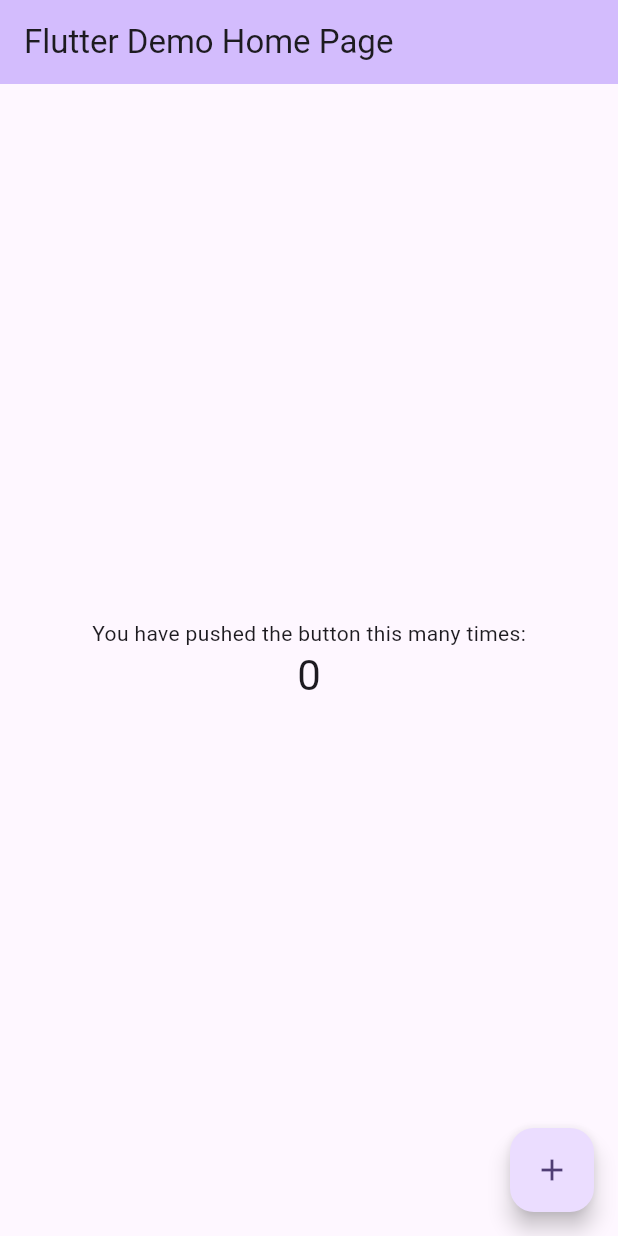
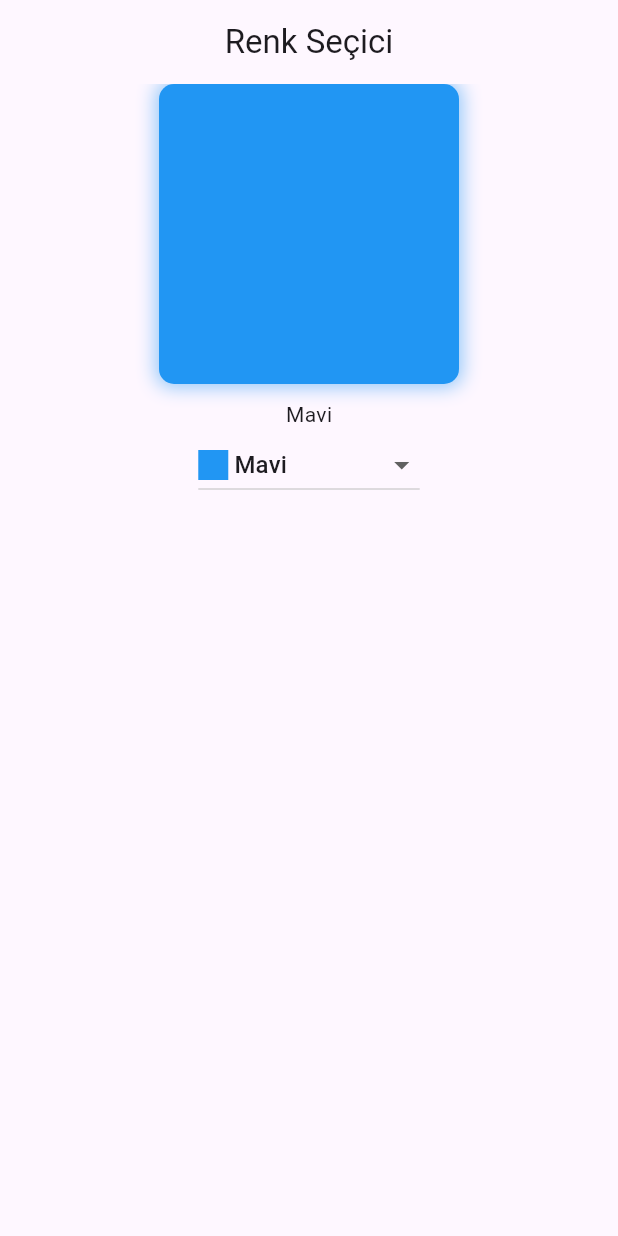
Before and after one commit to brkgncr/flutter_color_choose, a Flutter app: the screen it shows after launch, on a phone screen of 412 x 824 dp. Run offline on Flutter 3.47's test engine with Material 3 defaults, Android fonts, the light colour scheme and no system bars.

Commit message:
Added design for colors, color menu and color display

```diff
--- a/lib/main.dart
+++ b/lib/main.dart
@@ -1,122 +1,106 @@
 import 'package:flutter/material.dart';
 
-void main() {
-  runApp(const MyApp());
+void main(List<String> args) {
+  runApp(MyApp());
 }
 
 class MyApp extends StatelessWidget {
   const MyApp({super.key});
 
-  // This widget is the root of your application.
   @override
   Widget build(BuildContext context) {
-    return MaterialApp(
-      title: 'Flutter Demo',
-      theme: ThemeData(
-        // This is the theme of your application.
-        //
-        // TRY THIS: Try running your application with "flutter run". You'll see
-        // the application has a purple toolbar. Then, without quitting the app,
-        // try changing the seedColor in the colorScheme below to Colors.green
-        // and then invoke "hot reload" (save your changes or press the "hot
-        // reload" button in a Flutter-supported IDE, or press "r" if you used
-        // the command line to start the app).
-        //
-        // Notice that the counter didn't reset back to zero; the application
-        // state is not lost during the reload. To reset the state, use hot
-        // restart instead.
-        //
-        // This works for code too, not just values: Most code changes can be
-        // tested with just a hot reload.
-        colorScheme: ColorScheme.fromSeed(seedColor: Colors.deepPurple),
-      ),
-      home: const MyHomePage(title: 'Flutter Demo Home Page'),
-    );
+    return MaterialApp(theme: ThemeData(), home: ColorPickerPage());
   }
 }
 
-class MyHomePage extends StatefulWidget {
-  const MyHomePage({super.key, required this.title});
-
-  // This widget is the home page of your application. It is stateful, meaning
-  // that it has a State object (defined below) that contains fields that affect
-  // how it looks.
-
-  // This class is the configuration for the state. It holds the values (in this
-  // case the title) provided by the parent (in this case the App widget) and
-  // used by the build method of the State. Fields in a Widget subclass are
-  // always marked "final".
-
-  final String title;
+class ColorPickerPage extends StatefulWidget {
+  const ColorPickerPage({super.key});
 
   @override
-  State<MyHomePage> createState() => _MyHomePageState();
+  State<ColorPickerPage> createState() => _ColorPickerPageState();
 }
 
-class _MyHomePageState extends State<MyHomePage> {
-  int _counter = 0;
-
-  void _incrementCounter() {
-    setState(() {
-      // This call to setState tells the Flutter framework that something has
-      // changed in this State, which causes it to rerun the build method below
-      // so that the display can reflect the updated values. If we changed
-      // _counter without calling setState(), then the build method would not be
-      // called again, and so nothing would appear to happen.
-      _counter++;
-    });
-  }
-
+class _ColorPickerPageState extends State<ColorPickerPage> {
+  Color selectedColor = Colors.blue;
+  final Map<Color, String> renkler = {
+    Colors.red: 'Kırmızı',
+    Colors.blue: 'Mavi',
+    Colors.green: 'Yeşil',
+    Colors.yellow: 'Sarı',
+    Colors.orange: 'Turuncu',
+    Colors.purple: 'Mor',
+    Colors.pink: 'Pembe',
+    Colors.brown: 'Kahverengi',
+    Colors.grey: 'Gri',
+    Colors.black: 'Siyah',
+    Colors.white: 'Beyaz',
+    Colors.cyan: 'Camgöbeği',
+    Colors.lime: 'Limon Yeşili',
+    Colors.indigo: 'Çivit Mavisi',
+    Colors.teal: 'Deniz Mavisi',
+    Colors.amber: 'Kehribar',
+    Colors.deepOrange: 'Koyu Turuncu',
+    Colors.lightGreen: 'Açık Yeşil',
+    Colors.deepPurple: 'Koyu Mor',
+    Colors.blueGrey: 'Mavi Gri',
+  };
   @override
   Widget build(BuildContext context) {
-    // This method is rerun every time setState is called, for instance as done
-    // by the _incrementCounter method above.
-    //
-    // The Flutter framework has been optimized to make rerunning build methods
-    // fast, so that you can just rebuild anything that needs updating rather
-    // than having to individually change instances of widgets.
     return Scaffold(
-      appBar: AppBar(
-        // TRY THIS: Try changing the color here to a specific color (to
-        // Colors.amber, perhaps?) and trigger a hot reload to see the AppBar
-        // change color while the other colors stay the same.
-        backgroundColor: Theme.of(context).colorScheme.inversePrimary,
-        // Here we take the value from the MyHomePage object that was created by
-        // the App.build method, and use it to set our appbar title.
-        title: Text(widget.title),
-      ),
+      appBar: AppBar(title: Text('Renk Seçici'), centerTitle: true),
       body: Center(
-        // Center is a layout widget. It takes a single child and positions it
-        // in the middle of the parent.
         child: Column(
-          // Column is also a layout widget. It takes a list of children and
-          // arranges them vertically. By default, it sizes itself to fit its
-          // children horizontally, and tries to be as tall as its parent.
-          //
-          // Column has various properties to control how it sizes itself and
-          // how it positions its children. Here we use mainAxisAlignment to
-          // center the children vertically; the main axis here is the vertical
-          // axis because Columns are vertical (the cross axis would be
-          // horizontal).
-          //
-          // TRY THIS: Invoke "debug painting" (choose the "Toggle Debug Paint"
-          // action in the IDE, or press "p" in the console), to see the
-          // wireframe for each widget.
-          mainAxisAlignment: MainAxisAlignment.center,
-          children: <Widget>[
-            const Text('You have pushed the button this many times:'),
-            Text(
-              '$_counter',
-              style: Theme.of(context).textTheme.headlineMedium,
+          children: [
+            Container(
+              width: 200,
+              height: 200,
+              decoration: BoxDecoration(
+                color: selectedColor,
+                borderRadius: BorderRadius.circular(10),
+                boxShadow: [
+                  BoxShadow(
+                    color: selectedColor.withOpacity(0.5),
+                    blurRadius: 10,
+                    spreadRadius: 2,
+                  ),
+                ],
+              ),
+            ),
+            SizedBox(height: 10),
+            Text("Mavi"),
+            Row(
+              mainAxisAlignment: MainAxisAlignment.center,
+              children: [
+                DropdownButton<Color>(
+                  value: selectedColor,
+                  items:
+                      renkler.entries.map((entry) {
+                        return DropdownMenuItem(
+                          value: entry.key,
+                          child: Row(
+                            children: [
+                              Container(
+                                width: 20,
+                                height: 20,
+                                color: entry.key,
+                              ),
+                              SizedBox(width: 4),
+                              Text(entry.value),
+                            ],
+                          ),
+                        );
+                      }).toList(),
+                  onChanged: (value) {
+                    setState(() {
+                      selectedColor = value!;
+                    });
+                  },
+                ),
+              ],
             ),
           ],
         ),
       ),
-      floatingActionButton: FloatingActionButton(
-        onPressed: _incrementCounter,
-        tooltip: 'Increment',
-        child: const Icon(Icons.add),
-      ), // This trailing comma makes auto-formatting nicer for build methods.
     );
   }
 }
```
